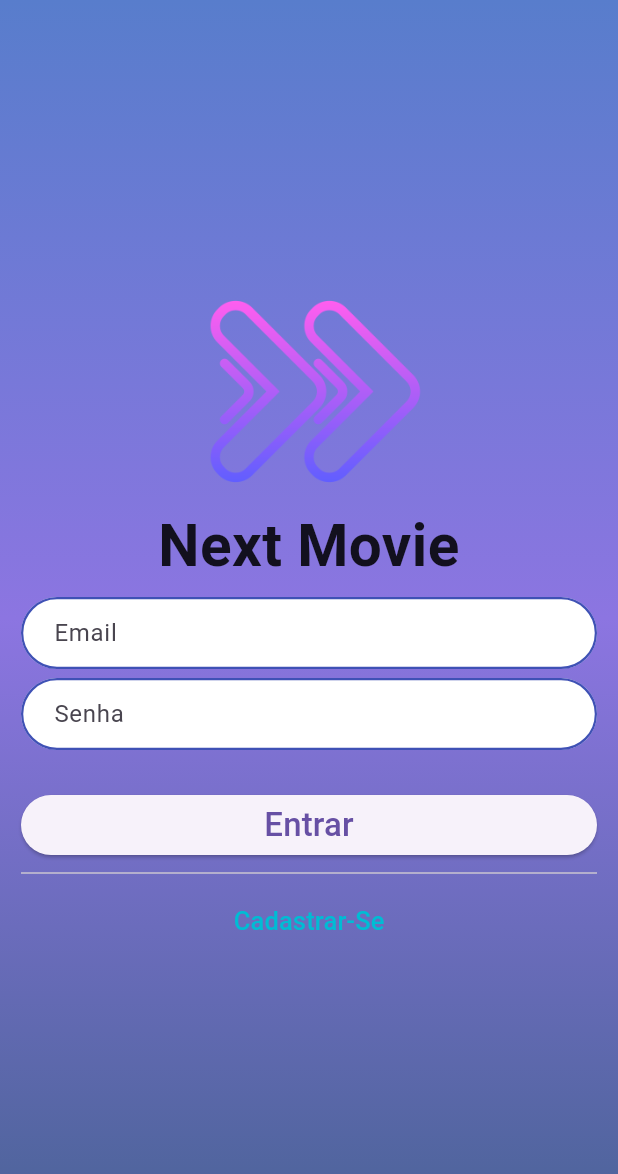
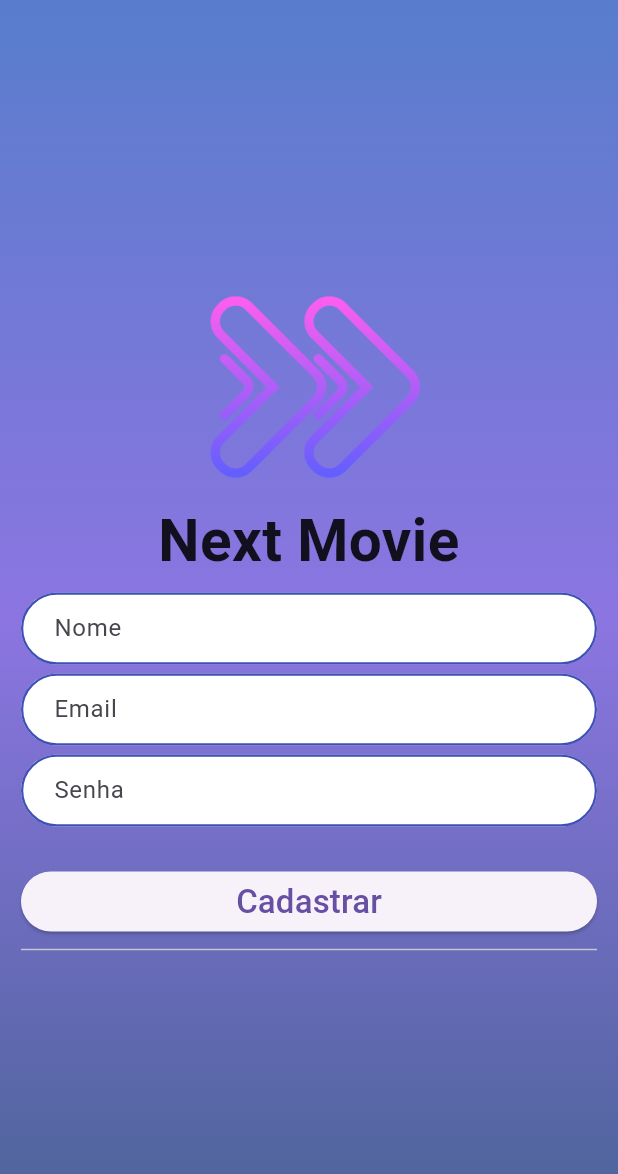
Before and after one commit to vargasneto/FlutterTesteEstagiario, a Flutter app: the telaAutenticacao screen opened directly, on a phone screen of 412 x 824 dp. Shown: the top 1174 px of the screen. Run offline on Flutter 3.47's test engine with Material 3 defaults, Android fonts, the light colour scheme and no system bars.

Commit message:
Cadastro finalizado e rotas das telas mapeadas

```diff
--- a/projeto_next/lib/view/tela_autenticacao.dart
+++ b/projeto_next/lib/view/tela_autenticacao.dart
@@ -1,6 +1,7 @@
 import "package:flutter/material.dart";
 import "package:projeto_next/comum/camposAutenticacao.dart";
 import "package:projeto_next/comum/cores.dart";
+import "package:projeto_next/view/tela_home.dart";
 
 class telaAutenticacao extends StatefulWidget {
   const telaAutenticacao({super.key});
@@ -10,8 +11,13 @@ class telaAutenticacao extends StatefulWidget {
 }
 
 class telaAutenticacaoState extends State<telaAutenticacao> {
-  bool entrar=true;
-  final _keyForm = GlobalKey<FormState>();
+  TextEditingController emailController = TextEditingController();
+  TextEditingController senhaController = TextEditingController();
+  TextEditingController nomeController = TextEditingController();
+
+  bool entrar = false;
+
+  final _formKey = GlobalKey<FormState>();
 
   @override
   Widget build(BuildContext context) {
@@ -20,10 +26,11 @@ class telaAutenticacaoState extends State<telaAutenticacao> {
       body: Stack(
         children: [
           Container(
-            decoration:const  BoxDecoration(gradient: LinearGradient
-            (begin: Alignment.topCenter,
-            end:Alignment.bottomCenter,
-              colors:[
+            decoration: const BoxDecoration(
+                gradient: LinearGradient(
+                    begin: Alignment.topCenter,
+                    end: Alignment.bottomCenter,
+                    colors: [
                   CoresApp.topGradiente,
                   CoresApp.baixoGradiente,
                   CoresApp.medioGradiente,
@@ -32,7 +39,7 @@ class telaAutenticacaoState extends State<telaAutenticacao> {
           Padding(
             padding: const EdgeInsets.all(14.0),
             child: Form(
-              key: _keyForm,
+              key: _formKey,
               child: Center(
                 child: SingleChildScrollView(
                   child: Column(
@@ -46,70 +53,67 @@ class telaAutenticacaoState extends State<telaAutenticacao> {
                         style: TextStyle(
                             fontSize: 39,
                             fontWeight: FontWeight.bold,
-                            color: Colors.black87
+                            color: Colors.black87),
                       ),
-                      ),
-                      SizedBox(height:6),
+                      SizedBox(height: 6),
+                      Visibility(
+                          visible: !entrar,
+                          child: Column(
+                            children: [
                               TextFormField(
-                        decoration: decorationField("Email"),
+                                controller: nomeController,
+                                decoration: decorationField("Nome"),
                                 validator: (String? value) {
-                          if (value!.contains("@"))
-                          {
-                            return "Insira um email Válido";
+                                  if (value == null || value.isEmpty) {
+                                    return "Insira um Nome";
                                   }
-
                                   return null;
                                 },
                               ),
-                      SizedBox(height:6),
+                              SizedBox(height: 6),
                               TextFormField(
-                        decoration: decorationField("Senha"),
-                        obscureText: true,
-                        validator:  (String? value ) {
-                          if (value == null)
-                          {
-                            return "Insira uma Senha Válida";
+                                controller: emailController,
+                                decoration: decorationField("Email"),
+                                validator: (String? value) {
+                                  if (value == null || !value.contains("@")) {
+                                    return "Insira um email Válido";
                                   }
-
                                   return null;
                                 },
                               ),
-                       SizedBox(height:6),
-                       Visibility(visible: !entrar ,
-                       child:Column (
-                        children: [
-
+                              SizedBox(height: 6),
                               TextFormField(
-                        decoration: decorationField("Nome"),
-                        validator:  (String? value ) {
-                          if (value == null)
-                          {
-                            return "Insira um Nome";
+                                controller: senhaController,
+                                decoration: decorationField("Senha"),
+                                obscureText: true,
+                                validator: (String? value) {
+                                  if (value == null || value.isEmpty) {
+                                    return "Insira uma Senha Válida";
                                   }
-
                                   return null;
                                 },
                               ),
-                       SizedBox(height:6),
+                              SizedBox(height: 6),
                             ],
-                        )
+                          )),
 
-                       ),
-
-                  SizedBox(height:20),
-                       ElevatedButton(onPressed: (){
-                        btnEntrar();
+                      SizedBox(height: 20),
+                      ElevatedButton(
+                        onPressed: () {
+                          btnCad();
                         },
-                        child: Text( style:TextStyle(fontSize: 22), (entrar) ? "Entrar" : "Cadastrar"),
+                        child: Text(
+                            style: TextStyle(fontSize: 22),
+                            (entrar) ? "Entrar" : "Cadastrar"),
                       ),
                       Divider(),
-                     TextButton(onPressed: () {
-                      setState(() {
-                        entrar= !entrar;
-                      });
-                     },
-                     child: Text( style:TextStyle(fontSize:(17),  color:Colors.cyan ) , (entrar) ? "Cadastrar-Se" : "Já possui conta? Entrar"),
-                     ),
+                      //TextButton(onPressed: () {
+                      //setState(() {
+                      // entrar= !entrar;
+                      //});
+                      //},
+                      //child: Text( style:TextStyle(fontSize:(17),  color:Colors.cyan ) , (entrar) ? "Cadastrar-Se" : "Já possui conta? Entrar"),
+                      //),
                     ],
                   ),
                 ),
@@ -121,15 +125,18 @@ class telaAutenticacaoState extends State<telaAutenticacao> {
     );
   }
 
-  btnEntrar()
-  {
-    if(_keyForm.currentState!.validate())
-                        {
-                          print("foi"); //COLOCAR A TELA PRINCIPAL
-                        }
-                        else
-                         {
-                          print("invalido");
+  btnCad() {
+    if (_formKey.currentState!.validate()) {
+      print("Nome:${nomeController.text}");
+      print("Email:${emailController.text}");
+      print("Senha:${senhaController.text}");
+
+      Navigator.pushReplacement(
+        context,
+        MaterialPageRoute(
+          builder: (context) => telaHome(),
+        ),
+      );
     }
   }
 }
```
Also changed, not shown: projeto_next/lib/view/tela_conectaApi.dart (+7 -8 lines), projeto_next/lib/view/tela_home.dart (+9 -13 lines), projeto_next/lib/view/tela_inicio.dart (+6 -11 lines), projeto_next/lib/view/tela_lista.dart (+10 -11 lines). Lines whose indentation alone changed are shown as unchanged.
